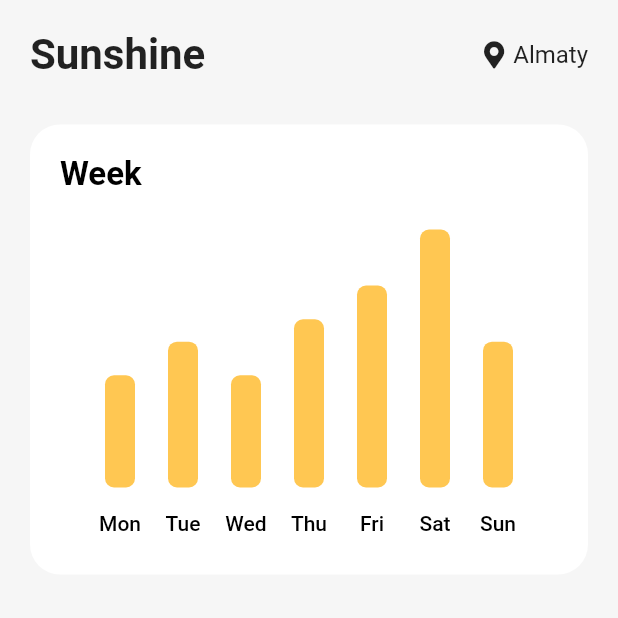
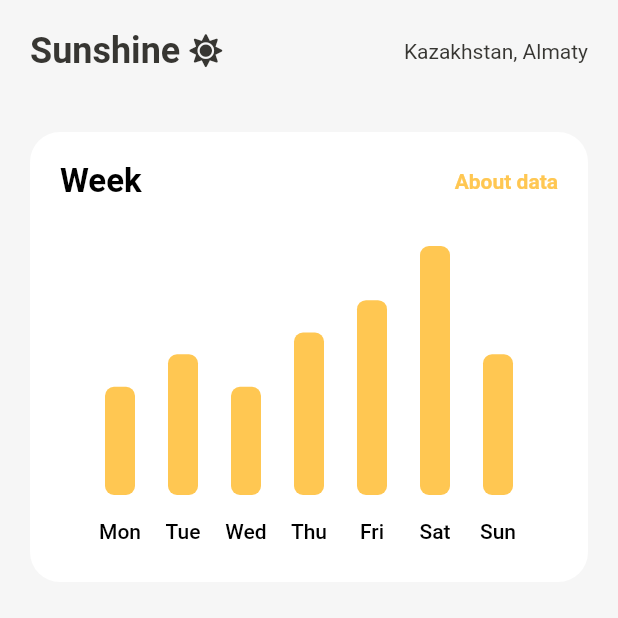
Before and after one commit to Crepiks/bright-sunshine, a Flutter app: the HomeView screen opened by its route, on a phone screen of 412 x 824 dp, the top half of it. Run offline on Flutter 3.47's test engine with Material 2 defaults, Android fonts, the light colour scheme and no system bars; drawn by our look-alikes of fl_chart; our stand-ins replace flutter_svg, font_awesome_flutter.

Commit message:
feat: add show modal bottom sheet about data

```diff
--- a/lib/home/views/components/solar_chart.dart
+++ b/lib/home/views/components/solar_chart.dart
@@ -1,6 +1,7 @@
 import 'dart:async';
 import 'package:fl_chart/fl_chart.dart';
 import 'package:flutter/material.dart';
+import 'package:sunshine/common/action_button.dart';
 import 'package:sunshine/common/colors.dart';
 
 class SolarChart extends StatefulWidget {
@@ -33,15 +34,87 @@ class BarChartSample1State extends State<SolarChart> {
                 mainAxisAlignment: MainAxisAlignment.start,
                 mainAxisSize: MainAxisSize.max,
                 children: <Widget>[
-                  const Text(
-                    'Week',
-                    style: TextStyle(
-                        color: Colors.black,
-                        fontSize: 22,
-                        fontWeight: FontWeight.w600),
+                  Row(
+                    mainAxisSize: MainAxisSize.max,
+                    mainAxisAlignment: MainAxisAlignment.spaceBetween,
+                    crossAxisAlignment: CrossAxisAlignment.center,
+                    children: [
+                      Text(
+                        'Week',
+                        style: TextStyle(
+                            color: Colors.black,
+                            fontSize: 22,
+                            fontWeight: FontWeight.w600),
+                      ),
+                      GestureDetector(
+                          onTap: () => {
+                                showModalBottomSheet(
+                                    shape: RoundedRectangleBorder(
+                                        borderRadius: BorderRadius.only(
+                                            topLeft: Radius.circular(30),
+                                            topRight: Radius.circular(30))),
+                                    context: context,
+                                    builder: (context) {
+                                      return Padding(
+                                        padding: const EdgeInsets.symmetric(
+                                            horizontal: 20, vertical: 30),
+                                        child: Column(
+                                          mainAxisAlignment:
+                                              MainAxisAlignment.spaceBetween,
+                                          children: [
+                                            Padding(
+                                              padding:
+                                                  const EdgeInsets.symmetric(
+                                                      horizontal: 10),
+                                              child: Column(
+                                                crossAxisAlignment: CrossAxisAlignment.start,
+                                                children: [
+                                                  Text(
+                                                    "About data",
+                                                    style: TextStyle(
+                                                        color: AppColors
+                                                            .blackColor,
+                                                        fontSize: 28,
+                                                        fontWeight:
+                                                            FontWeight.bold),
+                                                  ),
+                                                  SizedBox(
+                                                    height: 14,
+                                                  ),
+                                                  Text(
+                                                    "We use the NASA POWER API to display solar data",
+                                                    style: TextStyle(
+                                                        color: AppColors
+                                                            .black80Color,
+                                                        fontSize: 20,
+                                                        height: 1.4),
+                                                  )
+                                                ],
+                                              ),
+                                            ),
+                                            SizedBox(
+                                              width: double.infinity,
+                                              child: ActionButton(
+                                                buttonContent: Text("Got it"),
+                                                buttonClicked: () =>
+                                                    Navigator.pop(context),
+                                                reverseColor: true,
+                                              ),
+                                            )
+                                          ],
+                                        ),
+                                      );
+                                    })
+                              },
+                          child: Text("About data",
+                              style: TextStyle(
+                                  color: AppColors.primaryColor,
+                                  fontSize: 14,
+                                  fontWeight: FontWeight.w600)))
+                    ],
                   ),
                   const SizedBox(
-                    height: 24,
+                    height: 30,
                   ),
                   Expanded(
                     child: Padding(
--- a/lib/home/views/home_view.dart
+++ b/lib/home/views/home_view.dart
@@ -3,46 +3,44 @@ import "package:flutter/material.dart";
 import 'package:font_awesome_flutter/font_awesome_flutter.dart';
 import 'package:sunshine/common/colors.dart';
 import 'package:sunshine/home/views/components/solar_chart.dart';
+import 'package:sunshine/layouts/safe_area_layout.dart';
 
 class HomeView extends StatelessWidget {
   const HomeView({Key? key}) : super(key: key);
 
   @override
   Widget build(BuildContext context) {
-    return Scaffold(
+    return SafeAreaLayout(
       backgroundColor: AppColors.backgroundColor,
-        body: SafeArea(
       child: Padding(
         padding: const EdgeInsets.symmetric(horizontal: 20, vertical: 20),
         child: Column(children: [
-            Padding(
-              padding: const EdgeInsets.only(bottom: 30),
-              child: Row(
+          Row(
               mainAxisAlignment: MainAxisAlignment.spaceBetween,
               crossAxisAlignment: CrossAxisAlignment.center,
               children: [
-                    const Text(
-                      "Sunshine",
-                      style:
-                          TextStyle(fontSize: 28, fontWeight: FontWeight.w700),
-                    ),
                 Row(
                   crossAxisAlignment: CrossAxisAlignment.center,
-                      children: const [
-                        FaIcon(
-                          FontAwesomeIcons.mapMarkerAlt,
-                          size: 18,
+                  children: [
+                    Text(
+                      "Sunshine",
+                      style: TextStyle(
+                          fontSize: 24,
+                          color: AppColors.blackColor,
+                          fontWeight: FontWeight.w700),
                     ),
-                        SizedBox(
-                          width: 6,
+                    SizedBox(width: 6),
+                    FaIcon(FontAwesomeIcons.solidSun,
+                        size: 22, color: AppColors.blackColor)
+                  ],
                 ),
                 Text(
-                          "Almaty",
-                          style: TextStyle(fontSize: 16),
-                        )
-                      ],
+                  "Kazakhstan, Almaty",
+                  style: TextStyle(color: AppColors.blackColor, fontSize: 14),
                 )
               ]),
+          SizedBox(
+            height: 40,
           ),
           const SizedBox(
             width: double.infinity,
@@ -50,6 +48,7 @@ class HomeView extends StatelessWidget {
             child: SolarChart(),
           )
         ]),
-        )));
+      ),
+    );
   }
 }
--- a/lib/onboarding/views/stepper_view.dart
+++ b/lib/onboarding/views/stepper_view.dart
@@ -120,7 +120,9 @@ class _StepperViewState extends State<StepperView> {
                           : Container()
                     ],
                   ),
-                  buttonClicked: () => nextPage(),
+                  buttonClicked: _pageNumber != _stepperData.length - 1
+                      ? () => nextPage()
+                      : () => Navigator.pushReplacementNamed(context, "home"),
                 )
               ],
             ),
```
Lines whose indentation alone changed are shown as unchanged.
